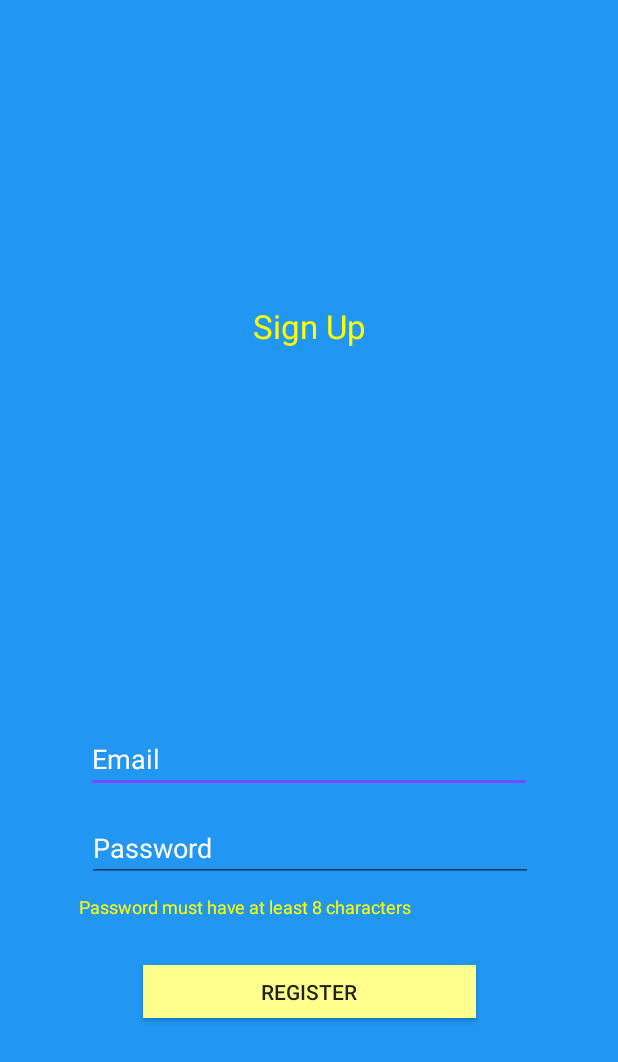
After one commit to ignaciosamba/Lesson, an Android app: the RegisterActivity screen opened directly, with no data from a screen before it, on a phone screen of 412 x 824 dp. The commit adds this screen. Shown: the top 1062 px of the screen. Run offline under Robolectric (Android 15) with nearby library versions, the phone set to English and light mode, and no system bars; our stand-ins replace Firebase (no records; nobody signed in at launch, a user with empty details on screens opened directly).

Commit message:
Add Login
Add a Register and Login with Firebase.

```diff
--- a/app/build.gradle
+++ b/app/build.gradle
@@ -24,7 +24,11 @@ dependencies {
     implementation 'com.android.support:cardview-v7:27.1.1'
     implementation 'com.android.support.constraint:constraint-layout:1.1.2'
     implementation 'com.android.support:design:27.1.1'
+    implementation 'com.google.firebase:firebase-core:16.0.1'
+    implementation 'com.google.firebase:firebase-auth:16.0.2'
     testImplementation 'junit:junit:4.12'
     androidTestImplementation 'com.android.support.test:runner:1.0.2'
     androidTestImplementation 'com.android.support.test.espresso:espresso-core:3.0.2'
 }
+
+apply plugin: 'com.google.gms.google-services'
--- /dev/null
+++ b/app/src/main/java/com/example/isambataro/lesson2/view/activity/RegisterActivity.java
@@ -0,0 +1,85 @@
+package com.example.isambataro.lesson2.view.activity;
+
+import android.content.Intent;
+import android.os.Bundle;
+import android.os.PersistableBundle;
+import android.support.annotation.NonNull;
+import android.support.annotation.Nullable;
+import android.support.v7.app.AppCompatActivity;
+import android.text.TextUtils;
+import android.view.View;
+import android.widget.Button;
+import android.widget.EditText;
+import android.widget.Toast;
+
+import com.example.isambataro.lesson2.R;
+import com.google.android.gms.tasks.OnCompleteListener;
+import com.google.android.gms.tasks.Task;
+import com.google.firebase.auth.AuthResult;
+import com.google.firebase.auth.FirebaseAuth;
+
+public class RegisterActivity extends AppCompatActivity{
+
+    private EditText mInputMail;
+    private EditText mInputPass;
+    private Button mRegisterbtn;
+    private FirebaseAuth mAuth;
+
+    @Override
+    public void onCreate(@Nullable Bundle savedInstanceState) {
+        super.onCreate(savedInstanceState);
+
+        setContentView(R.layout.activity_register);
+
+        mInputMail = findViewById(R.id.mail2_txt);
+        mInputPass = findViewById(R.id.pass2_txt);
+        mRegisterbtn = findViewById(R.id.register2_btn);
+
+        //Get Firebase auth instance
+        mAuth = FirebaseAuth.getInstance();
+
+        mRegisterbtn.setOnClickListener(new View.OnClickListener() {
+            @Override
+            public void onClick(View v) {
+                String email = mInputMail.getText().toString().trim();
+                String password = mInputPass.getText().toString().trim();
+
+                if (TextUtils.isEmpty(email)) {
+                    Toast.makeText(getApplicationContext(), "Enter email address!", Toast.LENGTH_SHORT).show();
+                    return;
+                }
+
+                if (TextUtils.isEmpty(password)) {
+                    Toast.makeText(getApplicationContext(), "Enter password!", Toast.LENGTH_SHORT).show();
+                    return;
+                }
+
+                if (password.length() < 8) {
+                    Toast.makeText(getApplicationContext(), "Password too short, enter minimum 6 characters!", Toast.LENGTH_SHORT).show();
+                    return;
+                }
+
+                mAuth.createUserWithEmailAndPassword(email, password)
+                        .addOnCompleteListener(RegisterActivity.this, new OnCompleteListener<AuthResult>() {
+                            @Override
+                            public void onComplete(@NonNull Task<AuthResult> task) {
+                                Toast.makeText(RegisterActivity.this,
+                                        "createUserWithEmail:onComplete:" + task.isSuccessful(), Toast.LENGTH_SHORT).show();
+//                                progressBar.setVisibility(View.GONE);
+                                // If sign in fails, display a message to the user. If sign in succeeds
+                                // the auth state listener will be notified and logic to handle the
+                                // signed in user can be handled in the listener.
+                                if (!task.isSuccessful()) {
+                                    Toast.makeText(RegisterActivity.this, "Authentication failed." + task.getException(),
+                                            Toast.LENGTH_SHORT).show();
+                                } else {
+                                    startActivity(new Intent(RegisterActivity.this, MainActivity.class));
+                                    finish();
+                                }
+                            }
+                        });
+
+            }
+        });
+    }
+}
--- a/app/src/main/java/com/example/isambataro/lesson2/view/activity/SplashActivity.java
+++ b/app/src/main/java/com/example/isambataro/lesson2/view/activity/SplashActivity.java
@@ -36,7 +36,7 @@ public class SplashActivity extends AppCompatActivity {
                 // Start the next activity
                 Intent mainIntent;
                 mainIntent= new Intent().setClass(SplashActivity.this,
-                        MainActivity.class);
+                        LogInActivity.class);
                 startActivity(mainIntent);
                 // Close the activity so the user won't able to go back this
                 // activity pressing Back button
--- /dev/null
+++ b/app/src/main/res/layout/activity_register.xml
@@ -0,0 +1,96 @@
+<?xml version="1.0" encoding="utf-8"?>
+<android.support.constraint.ConstraintLayout xmlns:android="http://schemas.android.com/apk/res/android"
+    xmlns:app="http://schemas.android.com/apk/res-auto"
+    xmlns:tools="http://schemas.android.com/tools"
+    android:layout_width="match_parent" android:layout_height="match_parent"
+    android:background="#2196f3">
+
+
+    <TextView
+        android:layout_width="wrap_content"
+        android:layout_height="wrap_content"
+        android:layout_alignParentTop="true"
+        android:layout_centerHorizontal="true"
+        android:layout_marginBottom="84dp"
+        android:layout_marginEnd="16dp"
+        android:layout_marginStart="8dp"
+        android:layout_marginTop="87dp"
+        android:text="Sign Up"
+        android:textColor="#ffff00"
+        android:textSize="22dp"
+        app:layout_constraintBottom_toTopOf="@+id/mail2_txt"
+        app:layout_constraintEnd_toEndOf="parent"
+        app:layout_constraintHorizontal_bias="0.514"
+        app:layout_constraintStart_toStartOf="parent"
+        app:layout_constraintTop_toTopOf="parent"
+        app:layout_constraintVertical_bias="0.4" />
+
+    <EditText
+        android:id="@+id/mail2_txt"
+        android:layout_width="297dp"
+        android:layout_height="40dp"
+        android:layout_alignParentTop="true"
+        android:layout_centerHorizontal="true"
+        android:layout_marginBottom="19dp"
+        android:layout_marginEnd="8dp"
+        android:layout_marginStart="8dp"
+        android:hint="Email"
+        android:inputType="textEmailAddress"
+        android:textColor="@android:color/white"
+        android:textColorHint="@android:color/white"
+        app:layout_constraintBottom_toTopOf="@+id/pass2_txt"
+        app:layout_constraintEnd_toEndOf="parent"
+        app:layout_constraintStart_toStartOf="parent" />
+
+    <EditText
+        android:id="@+id/pass2_txt"
+        android:layout_width="297dp"
+        android:layout_height="40dp"
+        android:layout_alignParentTop="true"
+        android:layout_centerHorizontal="true"
+        android:layout_marginBottom="236dp"
+        android:layout_marginEnd="8dp"
+        android:layout_marginStart="8dp"
+        android:hint="Password"
+        android:inputType="textPassword"
+        android:textColor="@android:color/white"
+        android:textColorHint="@android:color/white"
+        app:layout_constraintBottom_toBottomOf="parent"
+        app:layout_constraintEnd_toEndOf="parent"
+        app:layout_constraintHorizontal_bias="0.507"
+        app:layout_constraintStart_toStartOf="parent" />
+
+    <TextView
+        android:layout_width="wrap_content"
+        android:layout_height="wrap_content"
+        android:layout_alignStart="@+id/mail2_txt"
+        android:layout_below="@+id/pass2_txt"
+        android:layout_marginBottom="8dp"
+        android:layout_marginEnd="8dp"
+        android:layout_marginStart="8dp"
+        android:layout_marginTop="8dp"
+        android:text="Password must have at least 8 characters"
+        android:textColor="#ffff00"
+        android:textSize="12dp"
+        app:layout_constraintBottom_toTopOf="@+id/login_btn"
+        app:layout_constraintEnd_toEndOf="parent"
+        app:layout_constraintHorizontal_bias="0.257"
+        app:layout_constraintStart_toStartOf="parent"
+        app:layout_constraintTop_toBottomOf="@+id/pass2_txt"
+        app:layout_constraintVertical_bias="0.0" />
+
+    <Button
+        android:id="@+id/register2_btn"
+        android:layout_width="222dp"
+        android:layout_height="35dp"
+        android:layout_alignParentBottom="true"
+        android:layout_centerHorizontal="true"
+        android:layout_marginBottom="145dp"
+        android:layout_marginEnd="8dp"
+        android:layout_marginStart="8dp"
+        android:background="#ffff8d"
+        android:text="REGISTER"
+        app:layout_constraintBottom_toBottomOf="parent"
+        app:layout_constraintEnd_toEndOf="parent"
+        app:layout_constraintStart_toStartOf="parent" />
+</android.support.constraint.ConstraintLayout>
--- a/app/src/main/res/menu/menu_main.xml
+++ b/app/src/main/res/menu/menu_main.xml
@@ -17,4 +17,9 @@
         android:orderInCategory="3"
         android:title="@string/action_table"
         />
+    <item
+        android:id="@+id/action_singout"
+        android:orderInCategory="4"
+        android:title="@string/action_singout"
+        />
 </menu>
--- a/build.gradle
+++ b/build.gradle
@@ -8,7 +8,7 @@ buildscript {
     }
     dependencies {
         classpath 'com.android.tools.build:gradle:3.0.0'
-
+        classpath 'com.google.gms:google-services:4.0.1'
 
         // NOTE: Do not place your application dependencies here; they belong
         // in the individual module build.gradle files
```
Also changed, not shown: app/src/main/AndroidManifest.xml (+12 -1 lines), app/src/main/java/com/example/isambataro/lesson2/view/activity/BaseActivity.java (+26 -0 lines), app/src/main/java/com/example/isambataro/lesson2/view/activity/LogInActivity.java (added, +113 -0 lines), app/src/main/java/com/example/isambataro/lesson2/view/activity/MainActivity.java (+18 -0 lines), app/src/main/res/layout/activity_login.xml (added, +64 -0 lines), app/src/main/res/values/strings.xml (+27 -0 lines), 1 other file.
